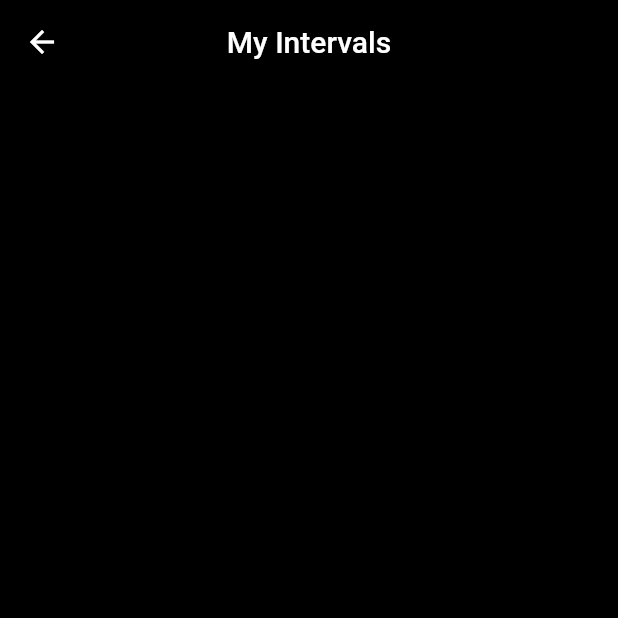
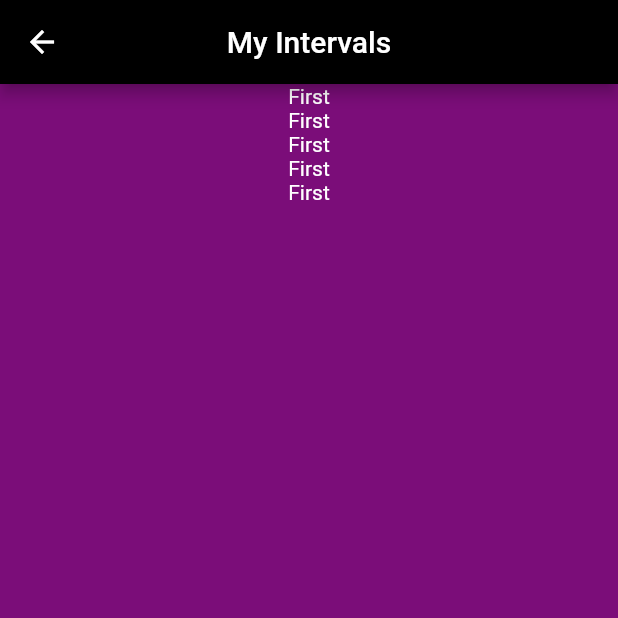
Before and after one commit to elesismailov/interval_focus_flutter, a Flutter app: the MyIntervals screen opened directly, on a phone screen of 412 x 824 dp, the top half of it. Run offline on Flutter 3.47's test engine with Material 2 defaults, Android fonts, the phone set to English and light mode, and no system bars; our stand-ins replace flutter_local_notifications, rxdart.

Commit message:
Create Interval interface

```diff
--- a/lib/Widgets/MyIntervals.dart
+++ b/lib/Widgets/MyIntervals.dart
@@ -1,12 +1,11 @@
 import 'package:flutter/material.dart';
 
+import '../storage.dart';
 
 class MyIntervals extends StatefulWidget {
 
 	@override
-	State<StatefulWidget> createState() {
-		return _MyIntervalsState();
-	}
+	State<StatefulWidget> createState() => _MyIntervalsState();
 
 }
 
@@ -17,10 +16,10 @@ class _MyIntervalsState extends State<MyIntervals> {
   Widget build(BuildContext context) {
 
 		List intervals = getIntervals();
-		List<Widget> widgetIntervals = [];
+		List<Widget> widgetIntervals = intervals.map((e) => IntervalWidget(data: e)).toList();
 
     return Scaffold(
-		backgroundColor: Colors.black,
+		backgroundColor: Color.fromRGBO(123, 13, 121, 100),
       appBar: AppBar(
 				centerTitle: true,
         title: const Text('My Intervals'),
@@ -35,18 +34,23 @@ class _MyIntervalsState extends State<MyIntervals> {
   }
 }
 
-class Interval extends StatefulWidget {
+class IntervalWidget extends StatefulWidget {
+
+	const IntervalWidget({Key? key, required this.data}) : super(key: key);
+
+	final IntervalInterface data;
 
 	@override
-	State<StatefulWidget> createState() => _IntervalState();
+	State<StatefulWidget> createState() => _IntervalWidgetState();
 }
 
-class _IntervalState extends State<Interval> {
+class _IntervalWidgetState extends State<IntervalWidget> {
 
 	@override
 	Widget build(BuildContext context) {
+		IntervalInterface data = widget.data;
 		return Container(
-
+			child:  Text(data.title, style: TextStyle(color: Colors.white)),
 		);
 	}
 }
--- /dev/null
+++ b/lib/storage.dart
@@ -0,0 +1,25 @@
+
+
+List getIntervals() {
+
+	// this is a MOCK data
+	return [
+		IntervalInterface('First', [10000, 5000, 10000, 5000], [10, 20, 30, 100], []),
+		IntervalInterface('First', [10000, 5000, 10000, 5000], [10, 20, 30, 100], []),
+		IntervalInterface('First', [10000, 5000, 10000, 5000], [10, 20, 30, 100], []),
+		IntervalInterface('First', [10000, 5000, 10000, 5000], [10, 20, 30, 100], []),
+		IntervalInterface('First', [10000, 5000, 10000, 5000], [10, 20, 30, 100], []),
+	];
+
+}
+
+class IntervalInterface {
+
+	String title = '';
+	List<int> interval = [];
+	List<int> color = []; // [ r, g, b, o]
+	List<String> tags = [];
+
+	IntervalInterface(this.title, this.interval, this.color, this.tags);
+
+}
```
